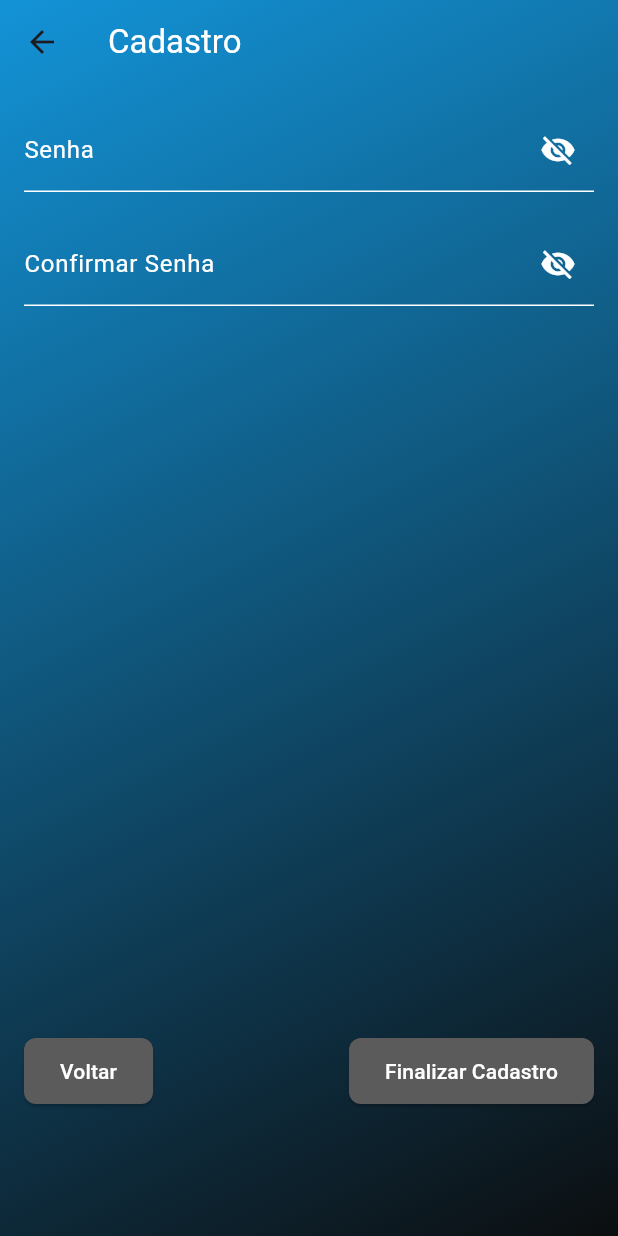
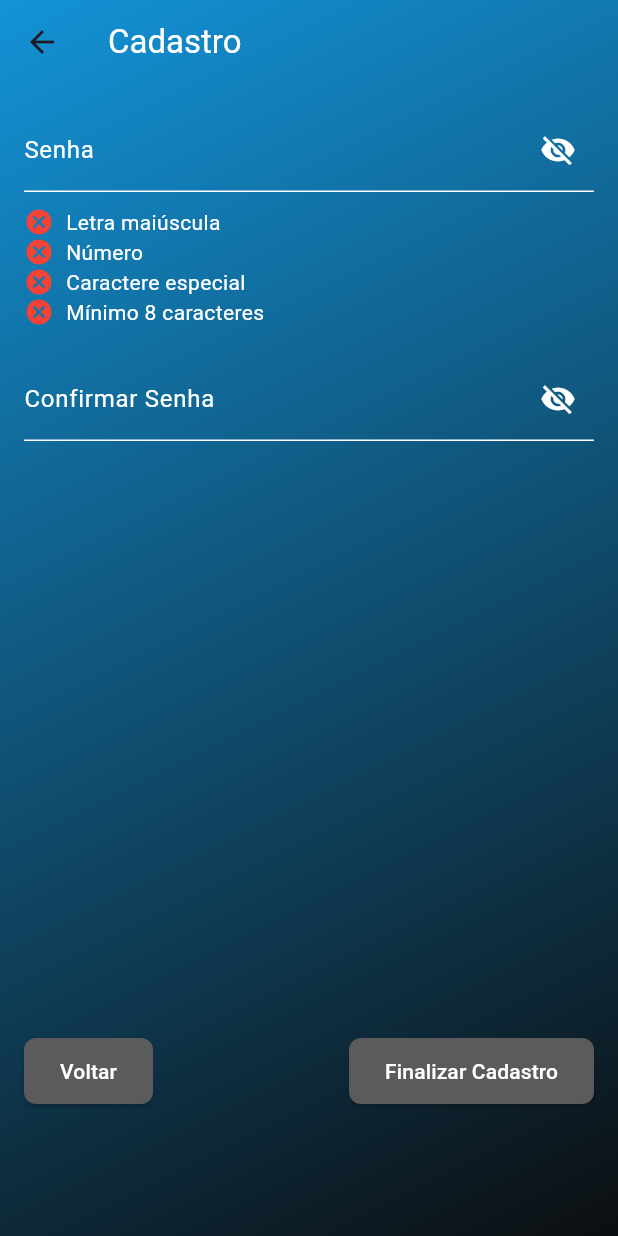
Before and after one commit to Mathprimus/app_monster, a Flutter app: the RegisterScreen screen opened by its route, swiped to page 3, on a phone screen of 412 x 824 dp. Run offline on Flutter 3.47's test engine with Material 3 defaults, Android fonts, the phone set to English and light mode, and no system bars; our stand-ins replace brasil_fields, cloud_firestore, connectivity_plus, email_validator, firebase_auth, firebase_core and 1 more; missing offline and left inert: firebase_app_check; accounts and stored records are empty; network calls fail.

Commit message:
validar senha

```diff
--- a/lib/screens/register_screen.dart
+++ b/lib/screens/register_screen.dart
@@ -34,6 +34,19 @@ class _RegisterScreenState extends State<RegisterScreen> {
 
   bool _senhaVisivel = false;
   bool _confirmarSenhaVisivel = false;
+  bool temLetraMaiuscula = false;
+  bool temNumero = false;
+  bool temCaractereEspecial = false;
+  bool tamanhoMinimo = false;
+
+  void _validarSenhaAoDigitar(String senha) {
+    setState(() {
+      temLetraMaiuscula = senha.contains(RegExp(r'[A-Z]'));
+      temNumero = senha.contains(RegExp(r'[0-9]'));
+      temCaractereEspecial = senha.contains(RegExp(r'[!@#\$%^&*(),.?":{}|<>]'));
+      tamanhoMinimo = senha.length >= 8;
+    });
+  }
 
   String? _validarSenha(String? senha) {
     if (senha == null || senha.isEmpty) return "Senha obrigatória";
@@ -611,13 +624,10 @@ class _RegisterScreenState extends State<RegisterScreen> {
                   labelStyle: TextStyle(color: Colors.white),
                   floatingLabelStyle: TextStyle(color: Colors.white),
                   enabledBorder: UnderlineInputBorder(
-                    borderSide: BorderSide(
-                        color: Colors
-                            .white), // Cor da borda quando não está focado
+                    borderSide: BorderSide(color: Colors.white),
                   ),
                   focusedBorder: OutlineInputBorder(
-                    borderSide: BorderSide(
-                        color: Colors.white), // Cor da borda quando está focado
+                    borderSide: BorderSide(color: Colors.white),
                   ),
                   suffixIcon: IconButton(
                     icon: Icon(_senhaVisivel
@@ -632,8 +642,11 @@ class _RegisterScreenState extends State<RegisterScreen> {
                   ),
                 ),
                 obscureText: !_senhaVisivel,
+                onChanged: _validarSenhaAoDigitar,
                 validator: _validarSenha,
               ),
+              SizedBox(height: 10),
+              _buildVerificadoresDeSenha(),
               SizedBox(height: 20),
               TextFormField(
                 controller: confirmarSenhaController,
@@ -643,13 +656,10 @@ class _RegisterScreenState extends State<RegisterScreen> {
                   labelStyle: TextStyle(color: Colors.white),
                   floatingLabelStyle: TextStyle(color: Colors.white),
                   enabledBorder: UnderlineInputBorder(
-                    borderSide: BorderSide(
-                        color: Colors
-                            .white), // Cor da borda quando não está focado
+                    borderSide: BorderSide(color: Colors.white),
                   ),
                   focusedBorder: OutlineInputBorder(
-                    borderSide: BorderSide(
-                        color: Colors.white), // Cor da borda quando está focado
+                    borderSide: BorderSide(color: Colors.white),
                   ),
                   suffixIcon: IconButton(
                     icon: Icon(_confirmarSenhaVisivel
@@ -670,6 +680,34 @@ class _RegisterScreenState extends State<RegisterScreen> {
           ),
         ),
       ),
+    );
+  }
+
+  Widget _buildVerificadoresDeSenha() {
+    return Column(
+      children: [
+        _buildVerificador("Letra maiúscula", temLetraMaiuscula),
+        _buildVerificador("Número", temNumero),
+        _buildVerificador("Caractere especial", temCaractereEspecial),
+        _buildVerificador("Mínimo 8 caracteres", tamanhoMinimo),
+      ],
+    );
+  }
+
+  Widget _buildVerificador(String criterio, bool valido) {
+    return Row(
+      children: [
+        Icon(
+          valido ? Icons.check_circle : Icons.cancel,
+          color: valido ? Colors.green : Colors.red,
+          size: 20,
+        ),
+        SizedBox(width: 8),
+        Text(
+          criterio,
+          style: TextStyle(color: Colors.white),
+        ),
+      ],
     );
   }
 
```
